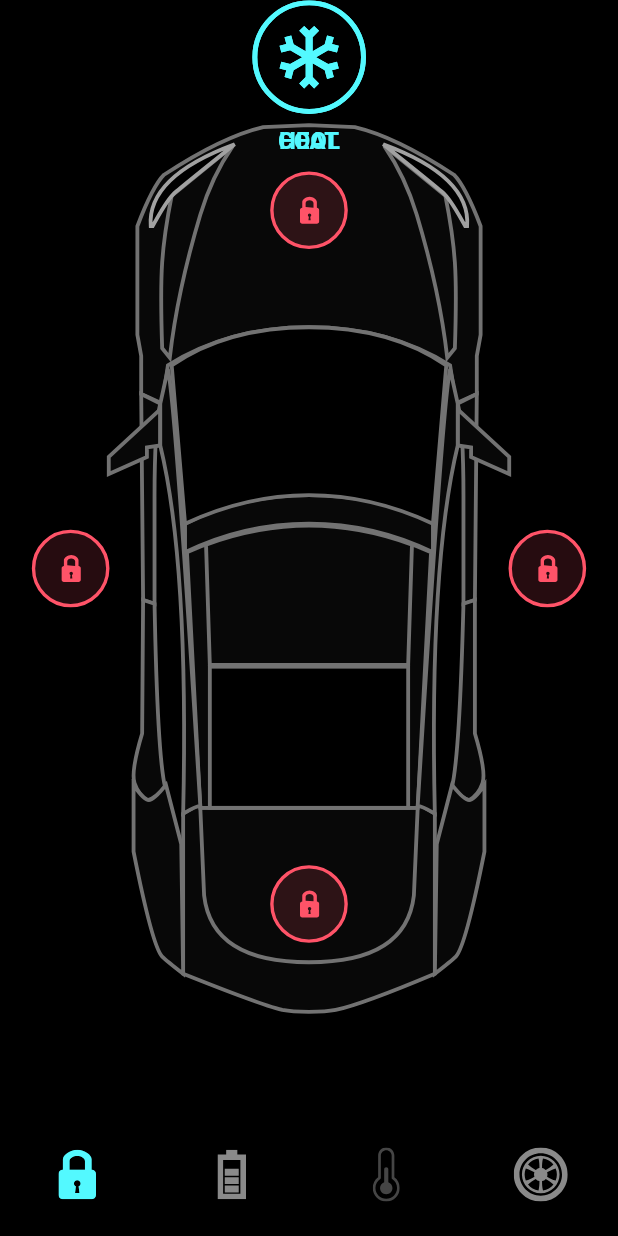
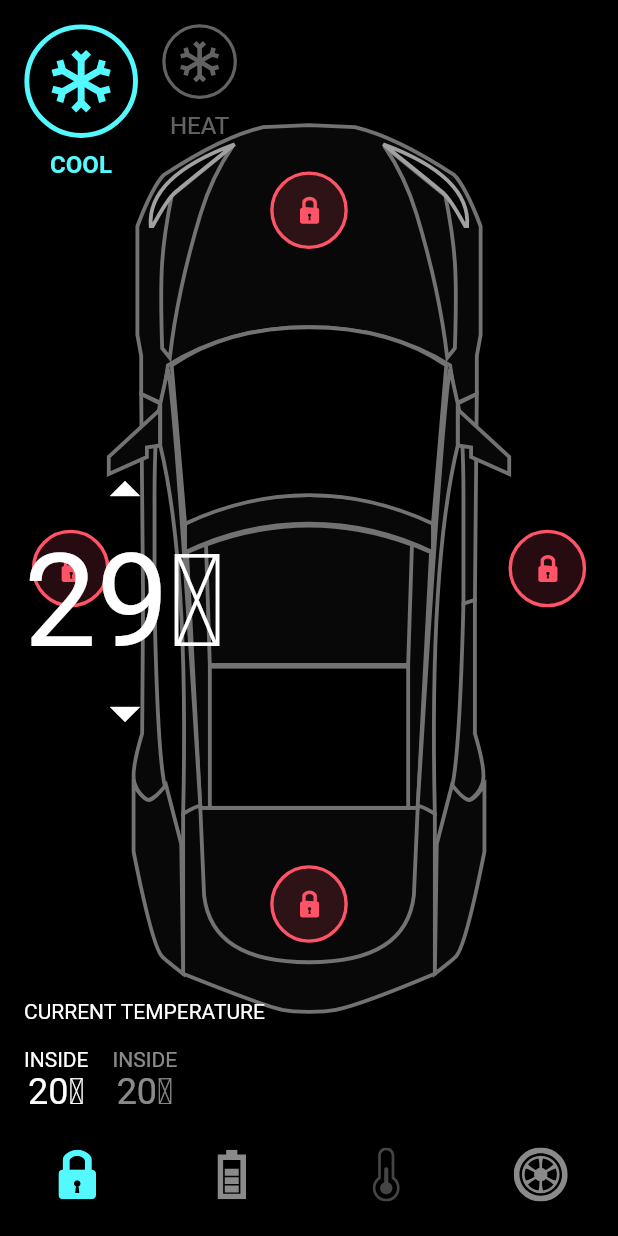
Before and after one commit to AdrianoEdu/Tesla-Animation-Flutter, a Flutter app: the screen it shows after launch, on a phone screen of 412 x 824 dp. Run offline on Flutter 3.47's test engine with Material 2 defaults, Android fonts, the phone set to English and light mode, and no system bars; our stand-ins replace flutter_svg.

Commit message:
Git Commit
[ADD] Create temp_details.dart -> Create inital structure to temp details.
[UPD] Update tmp.btn.dart -> change to attribute to active color.
[UPD] Update home_screen.dart -> Change TempBtn to component temp details.

```diff
--- /dev/null
+++ b/lib/components/shared/temp_details/temp_details.dart
@@ -0,0 +1,108 @@
+import 'package:flutter/material.dart';
+import 'package:teslacaranimation/home_controller.dart';
+
+import '../../../constanins.dart';
+import '../../../constants/Images.dart';
+import '../tmp_btn/tmp.btn.dart';
+
+class TempDetails extends StatelessWidget {
+  const TempDetails({
+    Key? key,
+    required HomeController controller,
+  }) : _controller = controller,
+       super(key: key);
+
+  final HomeController _controller;
+
+  @override
+  Widget build(BuildContext context) {
+    return Padding(
+      padding: const EdgeInsets.all(defaultPadding),
+      child: Column(
+        crossAxisAlignment: CrossAxisAlignment.start,
+        children: [
+          SizedBox(
+            height: 120,
+            child: Row(
+              children: [
+                TempBtn(
+                  isActive: _controller.isCoolSelected,
+                  svgSrc: coolShapeImagePath,
+                  title: 'Cool',
+                  press: _controller.updateCoolSelectedTab,
+                ),
+                const SizedBox(width: defaultPadding,),
+                TempBtn(
+                  isActive: !_controller.isCoolSelected,
+                  svgSrc: heatShapeImagePath,
+                  title: 'Heat',
+                  activeColor: redColor,
+                  press: _controller.updateCoolSelectedTab,
+                ),
+              ],
+            ),
+          ),
+          const Spacer(),
+          Column(
+            children: [
+              IconButton(
+                padding: EdgeInsets.zero,
+                onPressed: () {},
+                icon: const Icon(Icons.arrow_drop_up, size: 48, color: Colors.white,),
+              ),
+              const Text('29' + '\u2103' , style: TextStyle(fontSize: 86, color: Colors.white),),
+              IconButton(
+                padding: EdgeInsets.zero,
+                onPressed: () {},
+                icon: const Icon(Icons.arrow_drop_down, size: 48, color: Colors.white,),
+              ),
+            ],
+          ),
+          const Spacer(),
+          const Text(
+            'CURRENT TEMPERATURE',
+            style: TextStyle(color: Colors.white),
+          ),
+          const SizedBox(height: defaultPadding),
+          Row(
+            children: [
+              Column(
+                mainAxisAlignment: MainAxisAlignment.start,
+                children: [
+                  const Text(
+                    'INSIDE',
+                    style: TextStyle(color: Colors.white),
+                  ),
+                  Text(
+                    '20' + '\u2103',
+                    style: Theme.of(context)
+                        .textTheme
+                        .headline5!
+                        .copyWith(color: Colors.white),
+                  ),
+                ],
+              ),
+              const SizedBox(width: defaultPadding),
+              Column(
+                mainAxisAlignment: MainAxisAlignment.start,
+                children: [
+                  const Text(
+                    'INSIDE',
+                    style: TextStyle(color: Colors.white54),
+                  ),
+                  Text(
+                    '20' + '\u2103',
+                    style: Theme.of(context)
+                        .textTheme
+                        .headline5!
+                        .copyWith(color: Colors.white54),
+                  ),
+                ],
+              ),
+            ],
+          ),
+        ],
+      ),
+    );
+  }
+}
--- a/lib/components/shared/tmp_btn/tmp.btn.dart
+++ b/lib/components/shared/tmp_btn/tmp.btn.dart
@@ -33,7 +33,7 @@ class TempBtn extends StatelessWidget {
             child: getImageWithColor(
               coolShapeImagePath,
               'coolShape',
-              getColorByFlag(isActive, primaryColor, Colors.white38)
+              getColorByFlag(isActive, activeColor, Colors.white38)
             ),
           ),
           const SizedBox(height: defaultPadding / 2),
@@ -41,7 +41,7 @@ class TempBtn extends StatelessWidget {
             duration: const Duration(milliseconds: 200),
             style: TextStyle(
               fontSize: 16,
-              color: getColorByFlag(isActive, primaryColor, Colors.white38),
+              color: getColorByFlag(isActive, activeColor, Colors.white38),
               fontWeight: isActive ? FontWeight.bold : FontWeight.normal,
             ),
             child: Text(
--- a/lib/screens/home_screen.dart
+++ b/lib/screens/home_screen.dart
@@ -1,5 +1,6 @@
 import 'package:flutter/material.dart';
 import 'package:flutter_svg/svg.dart';
+import 'package:teslacaranimation/components/shared/temp_details/temp_details.dart';
 import 'package:teslacaranimation/constanins.dart';
 import 'package:teslacaranimation/constants/Images.dart';
 import 'package:teslacaranimation/home_controller.dart';
@@ -151,7 +152,7 @@ class _HomeScreenState extends State<HomeScreen> with TickerProviderStateMixin{
                         )
                       ),
                     ),
-                    ...ListTempBtn(_controller),
+                    TempDetails(controller: _controller),
                   ],
                 );
               },
@@ -217,24 +218,6 @@ List<Widget> ListAnimatedPositioned(HomeController controller, BoxConstraints co
   ];
 }
 
-// ignore: non_constant_identifier_names
-List<Widget> ListTempBtn(HomeController controller) {
-  return [
-    TempBtn(
-      isActive: controller.isCoolSelected,
-      svgSrc: coolShapeImagePath,
-      title: 'Cool',
-      press: controller.updateCoolSelectedTab,
-    ),
-    const SizedBox(width: defaultPadding,),
-    TempBtn(
-      isActive: controller.isCoolSelected,
-      svgSrc: heatShapeImagePath,
-      title: 'Heat',
-      press: controller.updateCoolSelectedTab,
-    )
-  ];
-}
 SvgPicture getImageWithWidth (String pathImage, String keyValue, double width){
   return SvgPicture.asset(
     pathImage,
```
